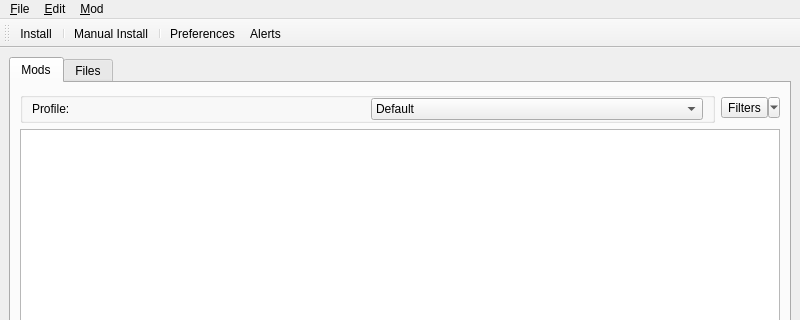
The window that skymodman/interface/designer/ui/manager_window.ui (Kf4btg/SkyModMan) describes before a commit, drawn with Qt 5; both pictures show x 0 to 800 and y 0 to 320 of the 800 by 600 pixel window.
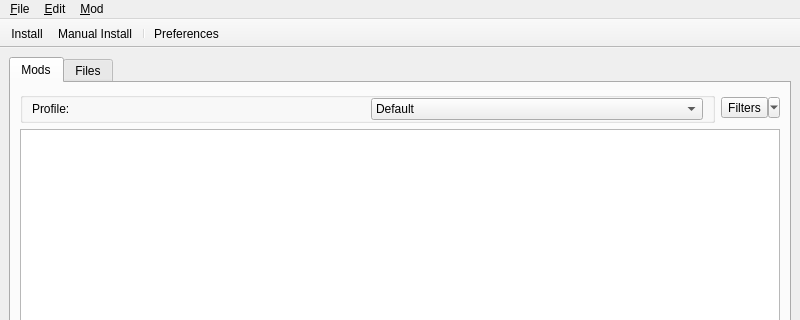
The same window after the commit. Icons and pictures are not drawn. Custom widgets are drawn as their Qt base class.

Commit message: Change theme-icon of preferences action

What changed in the file:
```diff
--- a/skymodman/interface/designer/ui/manager_window.ui
+++ b/skymodman/interface/designer/ui/manager_window.ui
@@ -436,6 +436,9 @@
    <property name="windowTitle">
     <string>toolBar</string>
    </property>
+   <property name="movable">
+    <bool>false</bool>
+   </property>
    <property name="toolButtonStyle">
     <enum>Qt::ToolButtonFollowStyle</enum>
    </property>
@@ -446,11 +449,9 @@
     <bool>false</bool>
    </attribute>
    <addaction name="action_install_mod"/>
-   <addaction name="separator"/>
    <addaction name="action_manual_install"/>
    <addaction name="separator"/>
    <addaction name="action_preferences"/>
-   <addaction name="action_show_alerts"/>
   </widget>
   <widget class="QStatusBar" name="status_bar"/>
   <action name="action_install_mod">
@@ -793,20 +794,6 @@
     <string>Ctrl+Shift+I</string>
    </property>
   </action>
-  <action name="action_show_alerts">
-   <property name="icon">
-    <iconset theme="dialog-warning"/>
-   </property>
-   <property name="text">
-    <string>Alerts</string>
-   </property>
-   <property name="toolTip">
-    <string>View Alerts</string>
-   </property>
-   <property name="statusTip">
-    <string>There are issues which require your attention!</string>
-   </property>
-  </action>
  </widget>
  <customwidgets>
   <customwidget>
```
Left out of the diff: 4 changed lines with no effect on the pictures. The commit also changes 1 other file.
